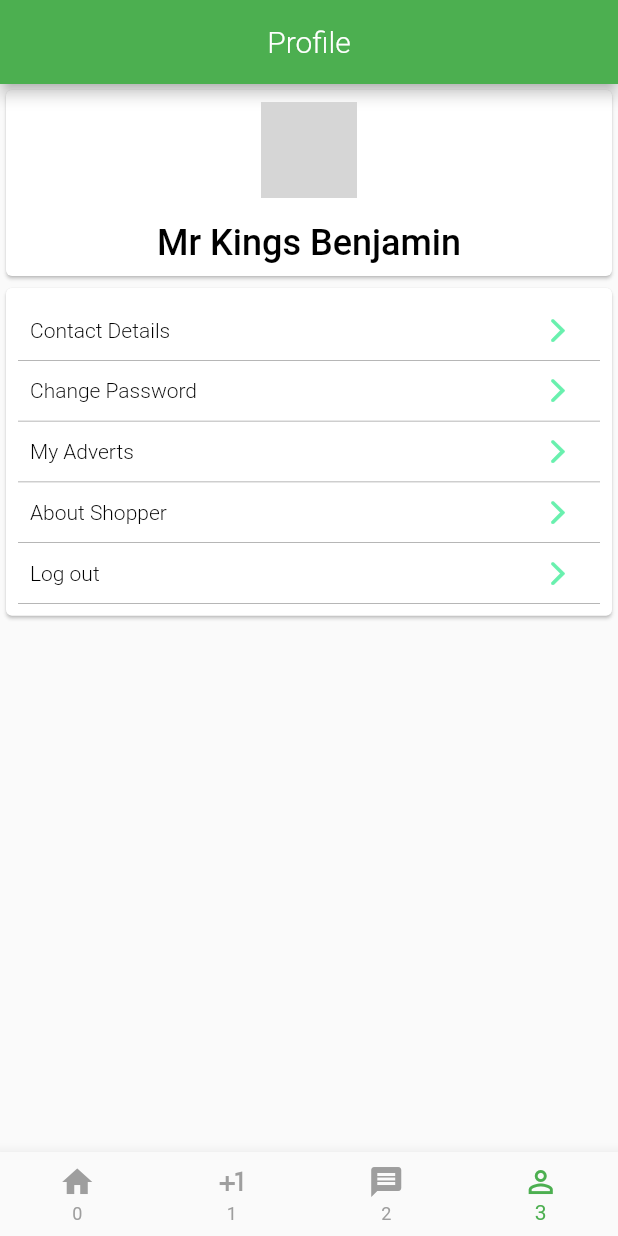
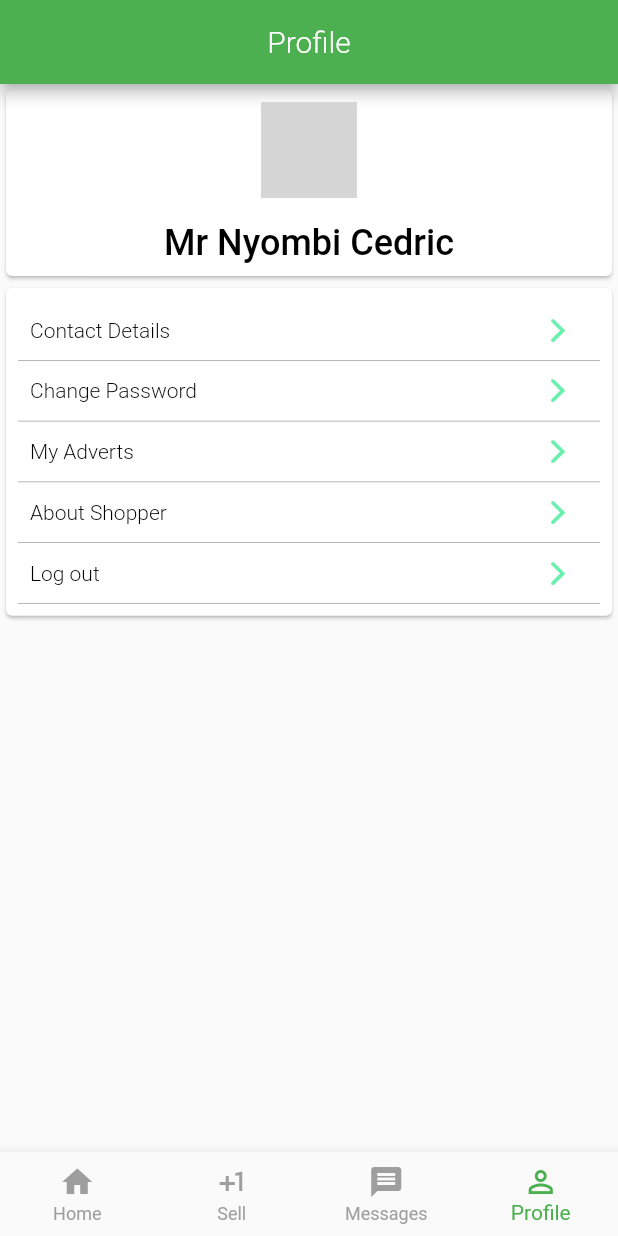
Before and after one commit to philkaks/shoppers, a Flutter app: the screen it shows after launch, item 4 of the bottom bar chosen, on a phone screen of 412 x 824 dp. Run offline on Flutter 3.47's test engine with Material 2 defaults, Android fonts, the phone set to English and light mode, and no system bars; our stand-ins replace carousel_slider; network calls fail; grey boxes are pictures that could not be loaded.

```diff
--- a/lib/main.dart
+++ b/lib/main.dart
@@ -15,8 +15,7 @@ class MyApp extends StatelessWidget {
       debugShowCheckedModeBanner: false,
       title: 'Online Shop',
       theme: ThemeData(
-
-        primarySwatch: Colors.green,
+      primarySwatch: Colors.green,
         visualDensity: VisualDensity.adaptivePlatformDensity,
       ),
       home: HomePage(),
--- a/lib/pages/home_page.dart
+++ b/lib/pages/home_page.dart
@@ -12,7 +12,7 @@ class HomePage extends StatefulWidget {
 }
 
 class _HomePageState extends State<HomePage> {
-   Widget  bodyWidget = Container();
+  Widget bodyWidget = Container();
   List<BNBItem> bnbItems = [
     BNBItem("Home", Icons.home),
     BNBItem("Sell", Icons.plus_one),
@@ -43,6 +43,7 @@ class _HomePageState extends State<HomePage> {
               break;
             case 1:
               pushRoute(context, SellPage());
+
               break;
             case 2:
               setState(() {
@@ -65,8 +66,10 @@ class _HomePageState extends State<HomePage> {
         items: List.generate(
           bnbItems.length,
           (index) => BottomNavigationBarItem(
-            label: index.toString(),
-            icon: Icon(bnbItems[index].icon),
+            label: bnbItems[index].title,
+            icon: Icon(
+              bnbItems[index].icon,
+            ),
             // title: Text(bnbItems[index].title),
           ),
         ),
--- a/lib/pages/profile_page.dart
+++ b/lib/pages/profile_page.dart
@@ -63,7 +63,7 @@ class _ProfilePageState extends State<ProfilePage> {
                   ),
                   verticalSpace(height: 16),
                   Text(
-                    "Mr Kings Benjamin",
+                    "Mr Nyombi Cedric",
                     style: TextStyle(
                       color: Colors.black,
                       fontSize: 24,
```
Also changed, not shown: 3 other files.
